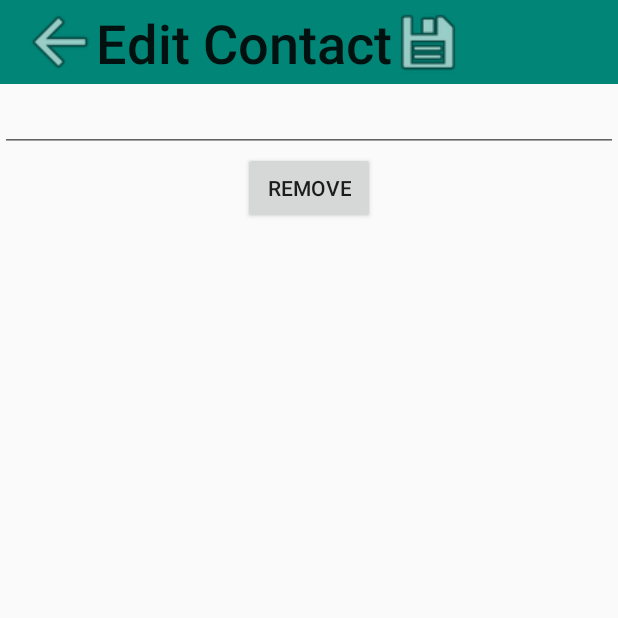
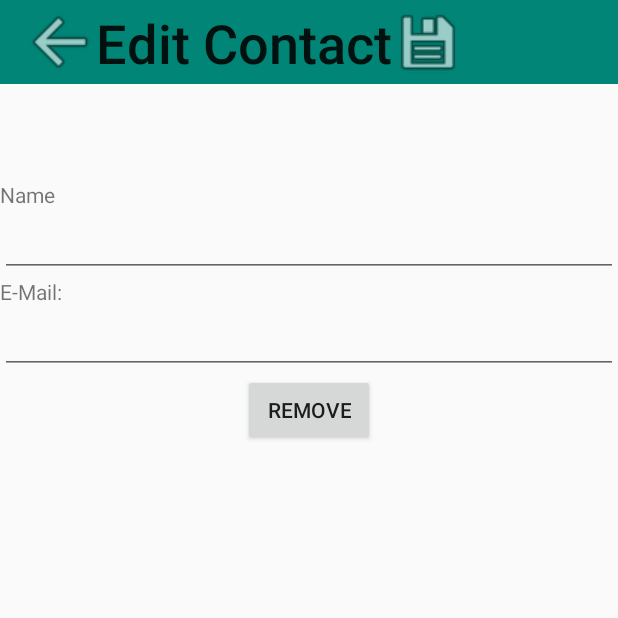
Before and after one commit to Pavel-IT-Courses/HomeTask1, an Android app: the EditContactActivity screen opened directly, with no data from a screen before it, on a phone screen of 412 x 824 dp, the top half of it. Run offline under Robolectric (Android 15) with nearby library versions, the phone set to English and light mode, and no system bars; 3 statements that could not run were skipped.

```diff
--- a/homework2/src/main/java/com/gmail/pavkascool/homework2/MainActivity.java
+++ b/homework2/src/main/java/com/gmail/pavkascool/homework2/MainActivity.java
@@ -7,6 +7,10 @@ import android.content.Intent;
 import android.os.Bundle;
 import android.view.View;
 import android.widget.Button;
+
+import com.gmail.pavkascool.homework2.contacts.ContactBookActivity;
+import com.gmail.pavkascool.homework2.view.CustomizedViewActivity;
+import com.gmail.pavkascool.homework2.web.WebBrowserActivity;
 
 public class MainActivity extends AppCompatActivity implements View.OnClickListener {
 
@@ -42,6 +46,7 @@ public class MainActivity extends AppCompatActivity implements View.OnClickListe
                 intent = new Intent(this, CustomizedViewActivity.class);
                 break;
             case R.id.button_web:
+                intent = new Intent(this, WebBrowserActivity.class);
                 break;
         }
         startActivity(intent);
--- a/homework2/src/main/java/com/gmail/pavkascool/homework2/ContactBookActivity.java
+++ b/homework2/src/main/java/com/gmail/pavkascool/homework2/contacts/ContactBookActivity.java
@@ -1,4 +1,4 @@
-package com.gmail.pavkascool.homework2;
+package com.gmail.pavkascool.homework2.contacts;
 
 import android.content.Intent;
 import android.view.LayoutInflater;
@@ -13,6 +13,8 @@ import androidx.appcompat.widget.Toolbar;
 
 
 import android.os.Bundle;
+
+import com.gmail.pavkascool.homework2.R;
 import com.google.android.material.floatingactionbutton.FloatingActionButton;
 
 import java.util.ArrayList;
--- a/homework2/src/main/java/com/gmail/pavkascool/homework2/EditContactActivity.java
+++ b/homework2/src/main/java/com/gmail/pavkascool/homework2/contacts/EditContactActivity.java
@@ -1,4 +1,4 @@
-package com.gmail.pavkascool.homework2;
+package com.gmail.pavkascool.homework2.contacts;
 
 import android.content.Intent;
 import android.view.View;
@@ -8,6 +8,9 @@ import android.widget.ImageButton;
 import android.widget.TextView;
 import androidx.appcompat.app.AppCompatActivity;
 import android.os.Bundle;
+
+import com.gmail.pavkascool.homework2.R;
+
 import androidx.appcompat.widget.Toolbar;
 
 public class EditContactActivity extends AppCompatActivity implements View.OnClickListener {
@@ -19,8 +22,9 @@ public class EditContactActivity extends AppCompatActivity implements View.OnCli
     private ImageButton saveButton;
     private TextView toolText;
     private Toolbar toolbar;
-    private EditText editName;
+    private EditText editName, editPhone;
     private Button removeButton;
+    private TextView contact;
 
     @Override
     protected void onCreate(Bundle savedInstanceState) {
@@ -37,8 +41,10 @@ public class EditContactActivity extends AppCompatActivity implements View.OnCli
         getSupportActionBar().setTitle("");
         toolText.setText("Edit Contact");
         editName = findViewById(R.id.edit_name);
+        editPhone = findViewById(R.id.edit_phone);
         removeButton = findViewById(R.id.remove);
         removeButton.setOnClickListener(this);
+        contact = findViewById(R.id.contact);
 
         Intent intent = getIntent();
         int index = intent.getIntExtra("index", -1);
@@ -50,6 +56,14 @@ public class EditContactActivity extends AppCompatActivity implements View.OnCli
             endPerson.setEmail((startPerson.getEmail()));
         }
         editName.setText(endPerson.getName());
+        if(startPerson.getPhone() != null && !startPerson.getName().isEmpty()) {
+            contact.setText(R.string.phone);
+            editPhone.setText(startPerson.getPhone());
+        }
+        else {
+            contact.setText(R.string.email);
+            editPhone.setText(startPerson.getEmail());
+        }
 
     }
 
@@ -62,6 +76,13 @@ public class EditContactActivity extends AppCompatActivity implements View.OnCli
             case R.id.save:
                 String name = editName.getText().toString();
                 endPerson.setName(name);
+                String info = editPhone.getText().toString();
+                if(contact.getText().toString() == getString(R.string.phone)) {
+                    endPerson.setPhone(info);
+                }
+                else {
+                    endPerson.setEmail(info);
+                }
                 ContactBookActivity.persons.remove(startPerson);
                 ContactBookActivity.persons.add(endPerson);
                 finish();
--- a/homework2/src/main/java/com/gmail/pavkascool/homework2/Person.java
+++ b/homework2/src/main/java/com/gmail/pavkascool/homework2/contacts/Person.java
@@ -1,4 +1,4 @@
-package com.gmail.pavkascool.homework2;
+package com.gmail.pavkascool.homework2.contacts;
 
 public class Person {
     private String name;
--- a/homework2/src/main/res/layout/activity_add_contact.xml
+++ b/homework2/src/main/res/layout/activity_add_contact.xml
@@ -5,7 +5,7 @@
     android:layout_width="match_parent"
     android:layout_height="match_parent"
     android:orientation="vertical"
-    tools:context=".EditContactActivity">
+    tools:context=".contacts.EditContactActivity">
 
     <include
         android:id="@+id/toolbar_edit"
--- a/homework2/src/main/res/layout/activity_contact_book.xml
+++ b/homework2/src/main/res/layout/activity_contact_book.xml
@@ -6,7 +6,7 @@
     android:layout_width="match_parent"
     android:layout_height="match_parent"
     android:orientation="vertical"
-    tools:context=".ContactBookActivity">
+    tools:context=".contacts.ContactBookActivity">
 
     <include
         android:id="@+id/toolbar"
--- a/homework2/src/main/res/layout/activity_customized_view.xml
+++ b/homework2/src/main/res/layout/activity_customized_view.xml
@@ -4,6 +4,6 @@
     xmlns:tools="http://schemas.android.com/tools"
     android:layout_width="match_parent"
     android:layout_height="match_parent"
-    tools:context=".CustomizedViewActivity">
+    tools:context=".view.CustomizedViewActivity">
 
 </androidx.constraintlayout.widget.ConstraintLayout>
--- a/homework2/src/main/res/layout/activity_edit_contact.xml
+++ b/homework2/src/main/res/layout/activity_edit_contact.xml
@@ -5,7 +5,7 @@
               android:layout_width="match_parent"
               android:layout_height="match_parent"
               android:orientation="vertical"
-              tools:context=".EditContactActivity">
+              tools:context=".contacts.EditContactActivity">
 
     <include
             layout="@layout/toolbar_edit"
@@ -16,11 +16,27 @@
             android:layout_height="wrap_content"
             android:orientation="vertical"
             android:id="@+id/inner_layout">
+        <TextView
+            android:layout_width="match_parent"
+            android:layout_height="wrap_content"
+            android:paddingTop="64dp"
+            android:text="Name"/>
 
         <EditText
                 android:layout_width="match_parent"
                 android:layout_height="wrap_content"
                 android:id="@+id/edit_name"/>
+        <TextView
+            android:layout_width="match_parent"
+            android:layout_height="wrap_content"
+            android:id="@+id/contact"
+            android:text="@string/phone"/>
+
+        <EditText
+            android:layout_width="match_parent"
+            android:layout_height="wrap_content"
+            android:id="@+id/edit_phone"
+            />
 
 
 
--- a/homework2/src/main/res/layout/activity_web_browser.xml
+++ b/homework2/src/main/res/layout/activity_web_browser.xml
@@ -4,7 +4,7 @@
     xmlns:tools="http://schemas.android.com/tools"
     android:layout_width="match_parent"
     android:layout_height="match_parent"
-    tools:context=".WebBrowserActivity">
+    tools:context=".web.WebBrowserActivity">
 
 
 
```
Also changed, not shown: homework2/src/main/AndroidManifest.xml (+5 -5 lines), homework2/src/main/java/com/gmail/pavkascool/homework2/WebBrowserActivity.java (deleted, +0 -14 lines), homework2/src/main/java/com/gmail/pavkascool/homework2/contacts/AddContactActivity.java (renamed from homework2/src/main/java/com/gmail/pavkascool/homework2/AddContactActivity.java, +6 -1 lines), homework2/src/main/java/com/gmail/pavkascool/homework2/view/CustomizedViewActivity.java (added, +16 -0 lines), homework2/src/main/java/com/gmail/pavkascool/homework2/web/WebBrowserActivity.java (renamed from homework2/src/main/java/com/gmail/pavkascool/homework2/CustomizedViewActivity.java, +5 -3 lines), homework2/src/main/res/layout-land/radio.xml (added, +26 -0 lines).
